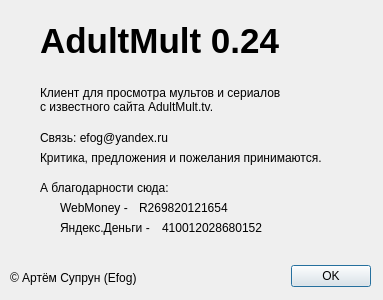
The window that helpwindow.ui (EfogDev/WatchIt) describes before a commit, drawn with Qt 5.
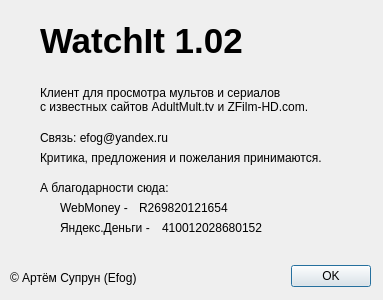
The same window after the commit.

Diff of the .ui file:
```diff
--- a/helpwindow.ui
+++ b/helpwindow.ui
@@ -61,7 +61,7 @@
     </font>
    </property>
    <property name="text">
-    <string>AdultMult 0.24</string>
+    <string>WatchIt 1.02</string>
    </property>
   </widget>
   <widget class="QLabel" name="label_2">
@@ -74,7 +74,7 @@
     </rect>
    </property>
    <property name="text">
-    <string>&lt;html&gt;&lt;head/&gt;&lt;body&gt;&lt;p&gt;Клиент для просмотра мультов и сериалов&lt;br/&gt;с известного сайта AdultMult.tv.&lt;/p&gt;&lt;/body&gt;&lt;/html&gt;</string>
+    <string>&lt;html&gt;&lt;head/&gt;&lt;body&gt;&lt;p&gt;Клиент для просмотра мультов и сериалов&lt;br/&gt;с известных сайтов AdultMult.tv и ZFilm-HD.com.&lt;/p&gt;&lt;/body&gt;&lt;/html&gt;</string>
    </property>
   </widget>
   <widget class="QLabel" name="label_3">
```
